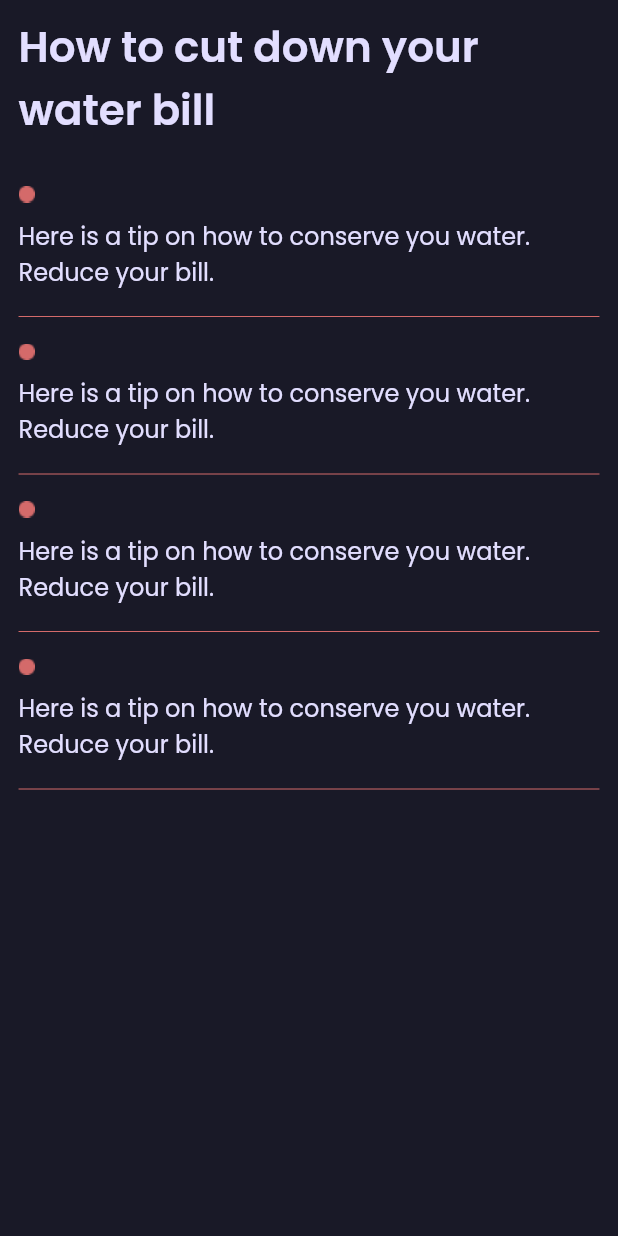
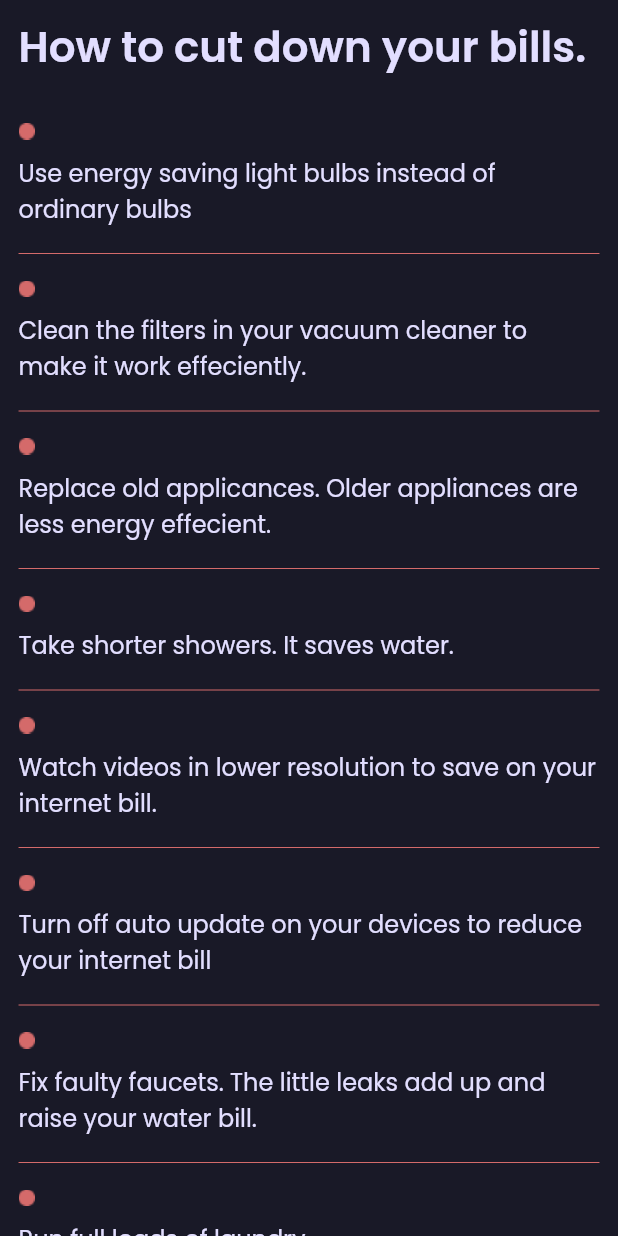
Before and after one commit to BryanWandera/Utility-Tracker, a Flutter app: the TipsScreen screen opened by its route, on a phone screen of 412 x 824 dp. Run offline on Flutter 3.47's test engine with Material 2 defaults, Android fonts, the phone set to English and light mode, and no system bars; our stand-ins replace cloud_firestore, firebase_core, phosphor_flutter; accounts and stored records are empty; network calls fail.

Commit message:
added more savings tips

```diff
--- a/lib/screens/TipsScreen.dart
+++ b/lib/screens/TipsScreen.dart
@@ -4,9 +4,6 @@ import 'package:very_cool_app/custom-widgets/TipWidget.dart';
 
 class TipsScreen extends StatelessWidget {
 
-  var utility;
-
-  TipsScreen({this.utility= 'water'});
 
   @override
   Widget build(BuildContext context) {
@@ -23,7 +20,7 @@ class TipsScreen extends StatelessWidget {
               Row(
                 children: [
                   Flexible(
-                    child: Text('How to cut down your $utility bill' ,
+                    child: Text('How to cut down your bills.' ,
                         style: generalTextStyle(FontWeight.bold, 28.0)
                         ,),
                   )
@@ -32,10 +29,15 @@ class TipsScreen extends StatelessWidget {
               SizedBox(
                 height: 20.0,
               ),
-              TipWidget(),
-              TipWidget(),
-              TipWidget(),
-              TipWidget(),
+              TipWidget(tip: 'Use energy saving light bulbs instead of ordinary bulbs',),
+              TipWidget(tip: 'Clean the filters in your vacuum cleaner to make it work effeciently.',),
+              TipWidget(tip: 'Replace old applicances. Older appliances are less energy effecient.',),
+              TipWidget(tip: 'Take shorter showers. It saves water.',),
+              TipWidget(tip: 'Watch videos in lower resolution to save on your internet bill.',),
+              TipWidget(tip: 'Turn off auto update on your devices to reduce your internet bill',),
+              TipWidget(tip: 'Fix faulty faucets. The little leaks add up and raise your water bill.',),
+              TipWidget(tip: 'Run full loads of laundry',),
+              TipWidget(tip: 'Utilize more modern toilets that are water effecient.',),
 
 
             ],
```
